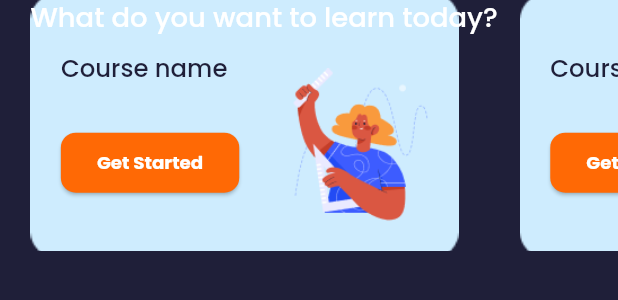
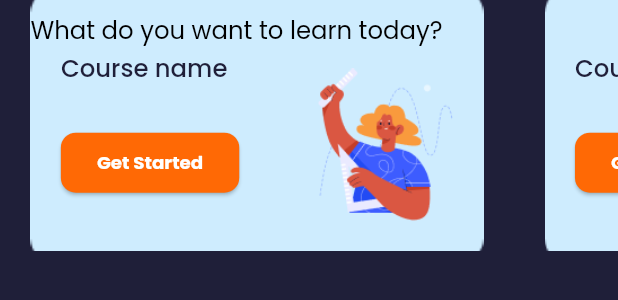
Before and after one commit to AMIRAMOHMED/tech__savvy, a Flutter app: the HomeCourseListView widget shown alone on an empty page, opened directly, on a phone screen of 412 x 824 dp. Shown: the top 300 px of the screen. Run offline on Flutter 3.47's test engine with Material 3 defaults, Android fonts, the phone set to English and light mode, and no system bars; our stand-ins replace bloc, convex_bottom_bar, flutter_bloc, flutter_screenutil, font_awesome_flutter, freezed_annotation and 2 more; accounts and stored records are empty.

Commit message:
fix text color

```diff
--- a/lib/features/home/ui/widgets/home_container_course.dart
+++ b/lib/features/home/ui/widgets/home_container_course.dart
@@ -3,6 +3,7 @@ import 'package:flutter_screenutil/flutter_screenutil.dart';
 import 'package:tech_savvy/core/extension/context_extension.dart';
 import 'package:tech_savvy/core/language/lang_key.dart';
 import 'package:tech_savvy/core/style/color/colors_dark.dart';
+import 'package:tech_savvy/core/style/color/colors_light.dart';
 import 'package:tech_savvy/core/style/fonts/app_styles.dart';
 import 'package:tech_savvy/core/style/images/app_images.dart';
 import 'package:tech_savvy/core/widgets/app_text.dart';
@@ -12,11 +13,11 @@ class HomeContainerCourse extends StatelessWidget {
 
   @override
   Widget build(BuildContext context) {
-    return   Padding(
+    return Padding(
       padding: EdgeInsets.symmetric(horizontal: 20.sp),
       child: Container(
         padding: EdgeInsets.symmetric(horizontal: 20.sp),
-            width: 260.w,
+        width: 275.w,
         height: 150.h,
         decoration: BoxDecoration(
           image: DecorationImage(
@@ -31,9 +32,11 @@ class HomeContainerCourse extends StatelessWidget {
             crossAxisAlignment: CrossAxisAlignment.end,
             children: [
               Column(
+
                 mainAxisAlignment: MainAxisAlignment.spaceAround,
                 crossAxisAlignment: CrossAxisAlignment.start,
                 children: [
+
                   TextApp(
                     text: 'Course name',
                     style: AppStyles.font500primary16(context).copyWith(
--- a/lib/features/home/ui/widgets/home_course_list_view.dart
+++ b/lib/features/home/ui/widgets/home_course_list_view.dart
@@ -2,6 +2,7 @@ import 'package:flutter/material.dart';
 import 'package:flutter_screenutil/flutter_screenutil.dart';
 import 'package:tech_savvy/core/extension/context_extension.dart';
 import 'package:tech_savvy/core/language/lang_key.dart';
+import 'package:tech_savvy/core/style/color/colors_light.dart';
 import 'package:tech_savvy/core/style/fonts/app_styles.dart';
 import 'package:tech_savvy/core/widgets/app_text.dart';
 import 'package:tech_savvy/features/home/ui/widgets/home_container_course.dart';
@@ -23,12 +24,18 @@ class HomeCourseListView extends StatelessWidget {
             },
           ),
         ),
-        Padding(
-          padding: EdgeInsets.symmetric(horizontal: 20.sp),
-          child: TextApp(
-            text: context.translate(LangKeys.whatDoYouWantToLearnToday),
-            style: AppStyles.font500primary18(context).copyWith(
-              color: context.color.mainFontColor2,
+        Positioned(
+          top: 10.h,
+          child: Padding(
+            padding: EdgeInsets.symmetric(horizontal: 20.sp),
+            child: FittedBox(
+              fit: BoxFit.scaleDown,
+              child: TextApp(
+                text: context.translate(LangKeys.whatDoYouWantToLearnToday),
+                style: AppStyles.font400primary16(context).copyWith(
+                  color: ColorsLight.black,
+                ),
+              ),
             ),
           ),
         ),
```
Lines whose indentation alone changed are shown as unchanged.
